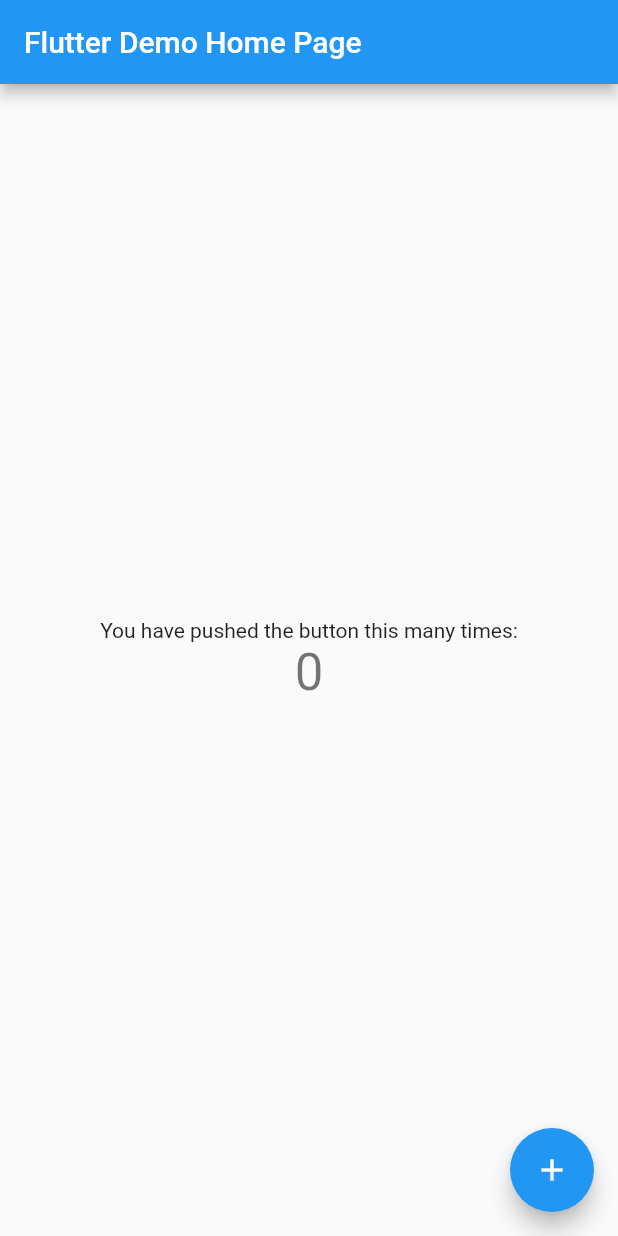
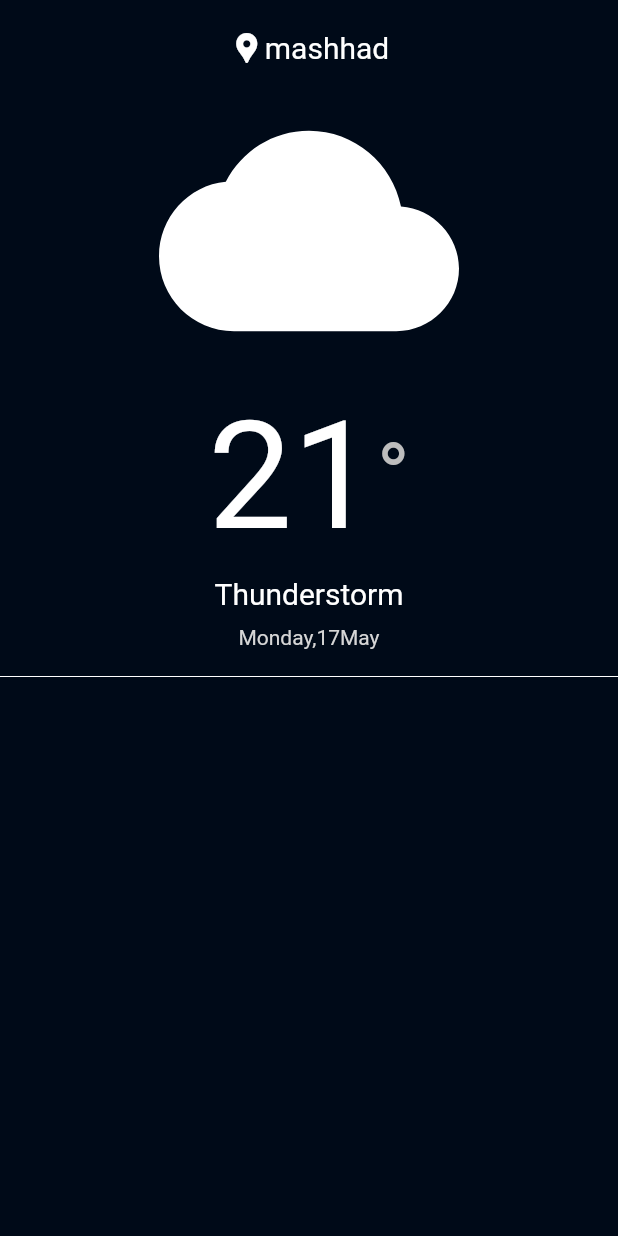
Before and after one commit to HeiZemBerg/weatherapp, a Flutter app: the screen it shows after launch, on a phone screen of 412 x 824 dp. Run offline on Flutter 3.47's test engine with Material 2 defaults, Android fonts, the phone set to English and light mode, and no system bars.

Commit message:
Start UI { location weather-icon detail weather }

```diff
--- /dev/null
+++ b/lib/costumeColor.dart
@@ -0,0 +1,3 @@
+import 'package:flutter/material.dart';
+
+const kDarkBlueBackGround = Color(0xff000A18);
--- a/lib/main.dart
+++ b/lib/main.dart
@@ -1,115 +1,98 @@
 import 'package:flutter/material.dart';
+import 'package:weatherapp/costumeColor.dart';
 
 void main() {
-  runApp(const MyApp());
+  runApp(const MaterialApp(
+    debugShowCheckedModeBanner: false,
+    home: myApp(),
+  ));
 }
 
-class MyApp extends StatelessWidget {
-  const MyApp({Key? key}) : super(key: key);
+class myApp extends StatefulWidget {
+  const myApp({Key? key}) : super(key: key);
 
-  // This widget is the root of your application.
   @override
-  Widget build(BuildContext context) {
-    return MaterialApp(
-      title: 'Flutter Demo',
-      theme: ThemeData(
-        // This is the theme of your application.
-        //
-        // Try running your application with "flutter run". You'll see the
-        // application has a blue toolbar. Then, without quitting the app, try
-        // changing the primarySwatch below to Colors.green and then invoke
-        // "hot reload" (press "r" in the console where you ran "flutter run",
-        // or simply save your changes to "hot reload" in a Flutter IDE).
-        // Notice that the counter didn't reset back to zero; the application
-        // is not restarted.
-        primarySwatch: Colors.blue,
-      ),
-      home: const MyHomePage(title: 'Flutter Demo Home Page'),
-    );
-  }
+  State<myApp> createState() => _myAppState();
 }
 
-class MyHomePage extends StatefulWidget {
-  const MyHomePage({Key? key, required this.title}) : super(key: key);
+class _myAppState extends State<myApp> {
+  @override
 
-  // This widget is the home page of your application. It is stateful, meaning
-  // that it has a State object (defined below) that contains fields that affect
-  // how it looks.
-
-  // This class is the configuration for the state. It holds the values (in this
-  // case the title) provided by the parent (in this case the App widget) and
-  // used by the build method of the State. Fields in a Widget subclass are
-  // always marked "final".
-
-  final String title;
-
-  @override
-  State<MyHomePage> createState() => _MyHomePageState();
-}
-
-class _MyHomePageState extends State<MyHomePage> {
-  int _counter = 0;
-
-  void _incrementCounter() {
-    setState(() {
-      // This call to setState tells the Flutter framework that something has
-      // changed in this State, which causes it to rerun the build method below
-      // so that the display can reflect the updated values. If we changed
-      // _counter without calling setState(), then the build method would not be
-      // called again, and so nothing would appear to happen.
-      _counter++;
-    });
-  }
-
-  @override
   Widget build(BuildContext context) {
-    // This method is rerun every time setState is called, for instance as done
-    // by the _incrementCounter method above.
-    //
-    // The Flutter framework has been optimized to make rerunning build methods
-    // fast, so that you can just rebuild anything that needs updating rather
-    // than having to individually change instances of widgets.
     return Scaffold(
-      appBar: AppBar(
-        // Here we take the value from the MyHomePage object that was created by
-        // the App.build method, and use it to set our appbar title.
-        title: Text(widget.title),
-      ),
-      body: Center(
-        // Center is a layout widget. It takes a single child and positions it
-        // in the middle of the parent.
+      body: Container(
+        color: kDarkBlueBackGround,
+        child: SafeArea(
+          child: Center(
             child: Column(
-          // Column is also a layout widget. It takes a list of children and
-          // arranges them vertically. By default, it sizes itself to fit its
-          // children horizontally, and tries to be as tall as its parent.
-          //
-          // Invoke "debug painting" (press "p" in the console, choose the
-          // "Toggle Debug Paint" action from the Flutter Inspector in Android
-          // Studio, or the "Toggle Debug Paint" command in Visual Studio Code)
-          // to see the wireframe for each widget.
-          //
-          // Column has various properties to control how it sizes itself and
-          // how it positions its children. Here we use mainAxisAlignment to
-          // center the children vertically; the main axis here is the vertical
-          // axis because Columns are vertical (the cross axis would be
-          // horizontal).
+              children: [
+                Padding(
+                  padding: EdgeInsets.only(top: 20),
+                  child: Row(
                     mainAxisAlignment: MainAxisAlignment.center,
-          children: <Widget>[
-            const Text(
-              'You have pushed the button this many times:',
+                    children: const [
+                      Icon(
+                        Icons.location_pin,
+                        color: Colors.white,
                       ),
                       Text(
-              '$_counter',
-              style: Theme.of(context).textTheme.headline4,
+                        "mashhad",
+                        style: TextStyle(
+                          color: Colors.white,
+                          fontSize: 20,
+                        ),
                       ),
                     ],
                   ),
                 ),
-      floatingActionButton: FloatingActionButton(
-        onPressed: _incrementCounter,
-        tooltip: 'Increment',
-        child: const Icon(Icons.add),
-      ), // This trailing comma makes auto-formatting nicer for build methods.
+                const Padding(
+                  padding: EdgeInsets.only(top: 10.0),
+                  child: Icon(
+                    Icons.cloud,
+                    color: Colors.white,
+                    size: 200,
+                  ),
+                ),
+                Padding(
+                  padding: EdgeInsets.only(top: 5),
+                  child: Row(
+                    mainAxisAlignment: MainAxisAlignment.center,
+                    children: [
+                      const Text(
+                        "21",
+                        style: TextStyle(color: Colors.white, fontSize: 100),
+                      ),
+                      Text(
+                        "\u00b0",
+                        style: TextStyle(color: Colors.grey[400], fontSize: 60),
+                      ),
+                    ],
+                  ),
+                ),
+                const Padding(
+                  padding: EdgeInsets.only(top: 8.0),
+                  child: Text(
+                    "Thunderstorm",
+                    style: TextStyle(color: Colors.white, fontSize: 20),
+                  ),
+                ),
+                Padding(
+                  padding: EdgeInsets.only(top: 10),
+                  child: Text(
+                    "Monday,17May",
+                    style: TextStyle(color: Colors.grey[350]),
+                  ),
+                ),
+                Padding(padding: EdgeInsets.only(top: 10),
+                  child: Divider(
+                    color: Colors.white,
+                  ),
+                )
+              ],
+            ),
+          ),
+        ),
+      ),
     );
   }
 }
```
Also changed, not shown: 1 other file. Lines whose indentation alone changed are shown as unchanged.
